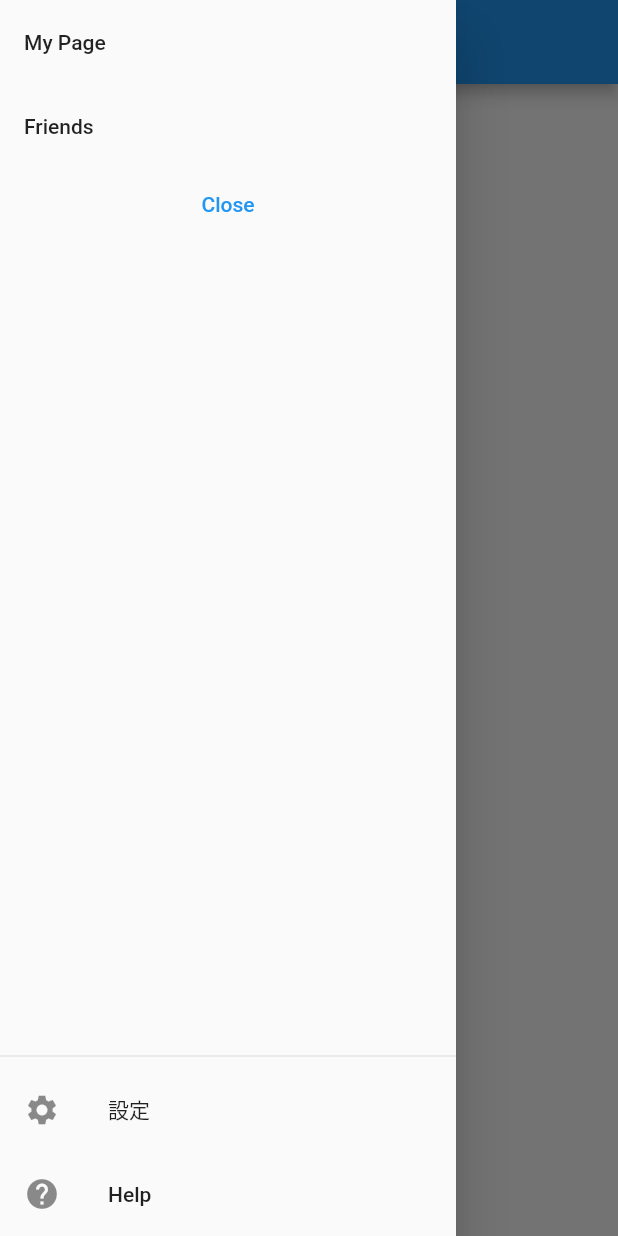
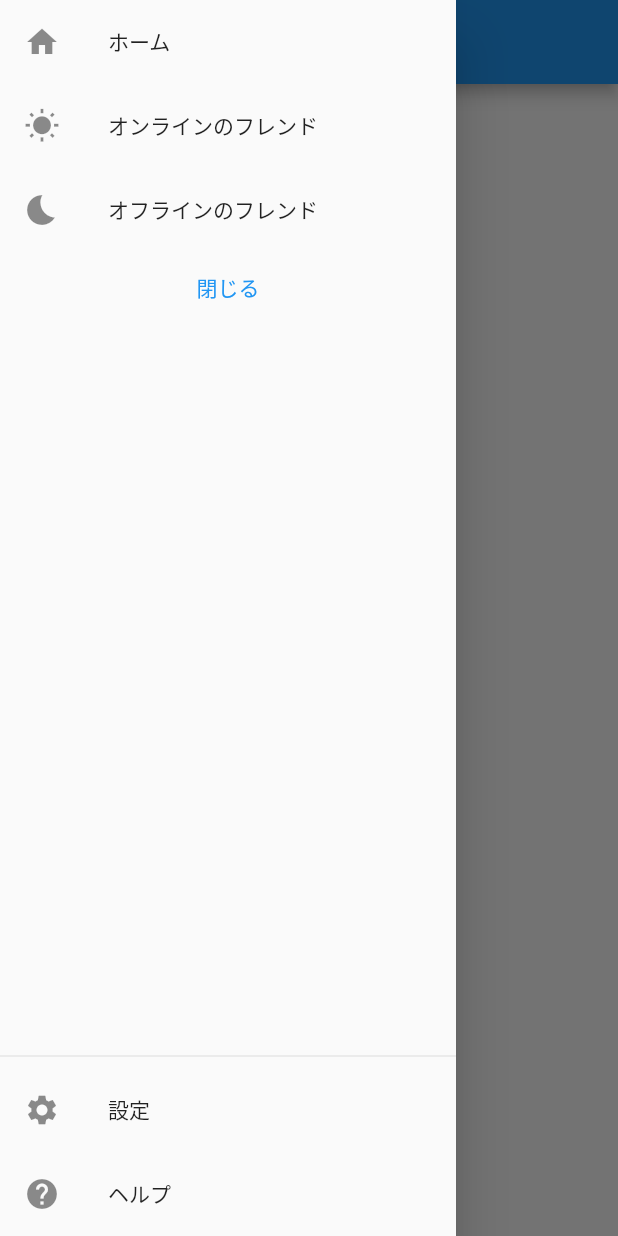
Before and after one commit to fa0311/vrc_manager, a Flutter app: the VRChatMobileSettings screen opened directly, with the side drawer open, on a phone screen of 412 x 824 dp. Run offline on Flutter 3.47's test engine with Material 2 defaults, Android fonts, the phone set to English and light mode, and no system bars; our stand-ins replace flutter_secure_storage; accounts and stored records are empty.

Commit message:
add friends page

```diff
--- a/lib/assets/session.dart
+++ b/lib/assets/session.dart
@@ -42,8 +42,3 @@ class Session {
     return headers['cookie'] ?? "";
   }
 }
-
-
-
-
-// https://nobushiueshi.com/flutter%E5%B0%8F%E3%81%95%E3%81%84%E3%83%87%E3%83%BC%E3%82%BF%E3%82%92%E4%BF%9D%E5%AD%98%E3%81%99%E3%82%8B%E3%81%AE%E3%81%AB%E4%BE%BF%E5%88%A9%E3%81%AA%E3%83%97%E3%83%A9%E3%82%B0%E3%82%A4%E3%83%B3/
--- a/lib/main.dart
+++ b/lib/main.dart
@@ -13,6 +13,7 @@ class MyApp extends StatelessWidget {
       title: 'VRChat Mobile Application',
       theme: ThemeData(
         primarySwatch: Colors.blue,
+        textTheme: const TextTheme(bodyText2: TextStyle(fontSize: 16)),
         pageTransitionsTheme: const PageTransitionsTheme(builders: <TargetPlatform, PageTransitionsBuilder>{
           TargetPlatform.android: CupertinoPageTransitionsBuilder(),
         }),
--- a/lib/widgets/drawer.dart
+++ b/lib/widgets/drawer.dart
@@ -1,5 +1,6 @@
 import 'package:flutter/material.dart';
 import 'package:vrchat_mobile_client/scenes/friends.dart';
+import 'package:vrchat_mobile_client/scenes/help.dart';
 import 'package:vrchat_mobile_client/scenes/home.dart';
 import 'package:vrchat_mobile_client/scenes/settings.dart';
 
@@ -19,7 +20,8 @@ Drawer drawr(context) {
                         builder: (context) => const VRChatMobileHome(),
                       ));
                 },
-                title: const Text('My Page'),
+                leading: const Icon(Icons.home),
+                title: const Text('ホーム'),
               ),
               ListTile(
                 onTap: () {
@@ -27,16 +29,29 @@ Drawer drawr(context) {
                   Navigator.push(
                       context,
                       MaterialPageRoute(
-                        builder: (context) => const VRChatMobileFriends(),
+                        builder: (context) => const VRChatMobileFriends(offline: false),
                       ));
                 },
-                title: const Text('Friends'),
+                leading: const Icon(Icons.wb_sunny),
+                title: const Text('オンラインのフレンド'),
+              ),
+              ListTile(
+                onTap: () {
+                  Navigator.pop(context);
+                  Navigator.push(
+                      context,
+                      MaterialPageRoute(
+                        builder: (context) => const VRChatMobileFriends(offline: true),
+                      ));
+                },
+                leading: const Icon(Icons.bedtime),
+                title: const Text('オフラインのフレンド'),
               ),
               TextButton(
                 onPressed: () {
                   Navigator.pop(context);
                 },
-                child: const Text('Close'),
+                child: const Text('閉じる'),
               )
             ],
           ),
@@ -57,7 +72,13 @@ Drawer drawr(context) {
                     },
                     leading: const Icon(Icons.settings),
                     title: const Text('設定')),
-                const ListTile(leading: Icon(Icons.help), title: Text('Help'))
+                ListTile(
+                    onTap: () {
+                      Navigator.pop(context);
+                      Navigator.push(context, MaterialPageRoute(builder: (context) => const VRChatMobileHelp()));
+                    },
+                    leading: const Icon(Icons.help),
+                    title: const Text('ヘルプ'))
               ],
             )),
       ]),
--- a/lib/widgets/status.dart
+++ b/lib/widgets/status.dart
@@ -1,9 +1,9 @@
 import 'package:flutter/material.dart';
 
-Container status(String status) {
+Container status(String status, {double diameter = 20}) {
   return Container(
-    width: 20,
-    height: 20,
+    width: diameter,
+    height: diameter,
     decoration: BoxDecoration(
       shape: BoxShape.circle,
       color: statusConverter(status),
--- a/lib/widgets/users.dart
+++ b/lib/widgets/users.dart
@@ -13,7 +13,7 @@ class Users {
             Navigator.push(
                 context,
                 MaterialPageRoute(
-                  builder: (context) => const VRChatMobileUser(userId: "aaaa"),
+                  builder: (context) => VRChatMobileUser(userId: user["id"]),
                 ));
           },
           child: Row(
@@ -36,7 +36,7 @@ class Users {
                   ],
                 ),
                 Text(user["statusDescription"])
-              ]))
+              ])),
             ],
           )));
     });
```
Also changed, not shown: lib/assets/date.dart (added, +9 -0 lines), lib/assets/storage.dart (+7 -2 lines), lib/scenes/friends.dart (+6 -4 lines), lib/scenes/home.dart (+5 -20 lines), lib/scenes/login.dart (+4 -4 lines), lib/scenes/user.dart (+20 -7 lines), lib/widgets/profile.dart (added, +28 -0 lines).
